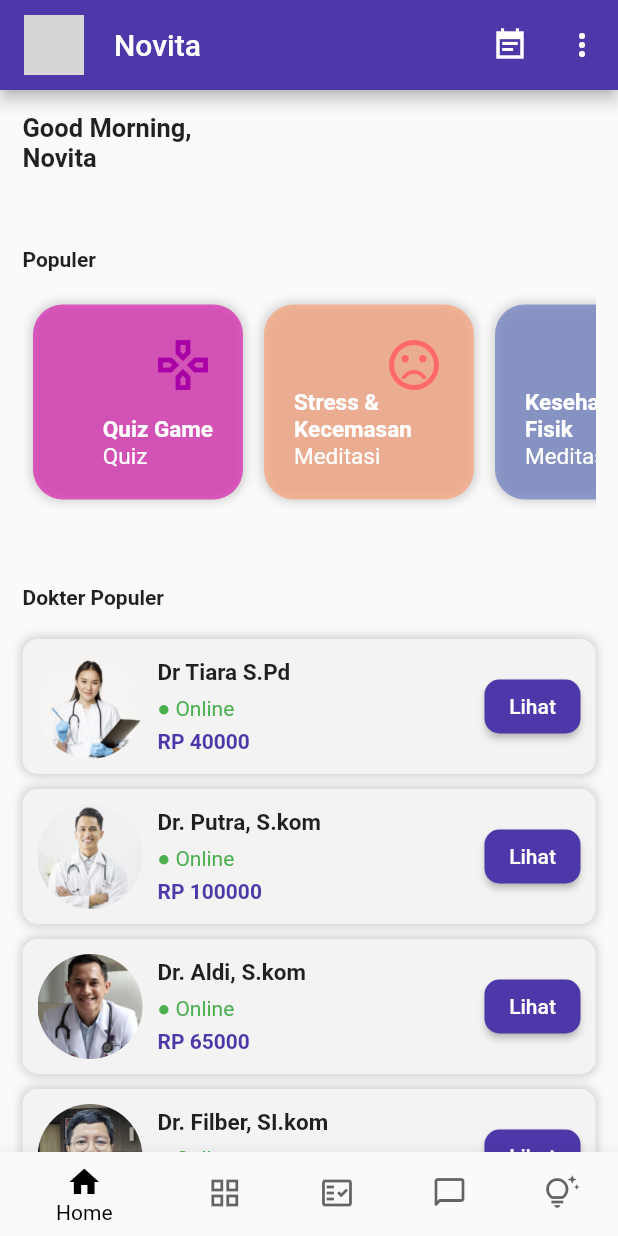
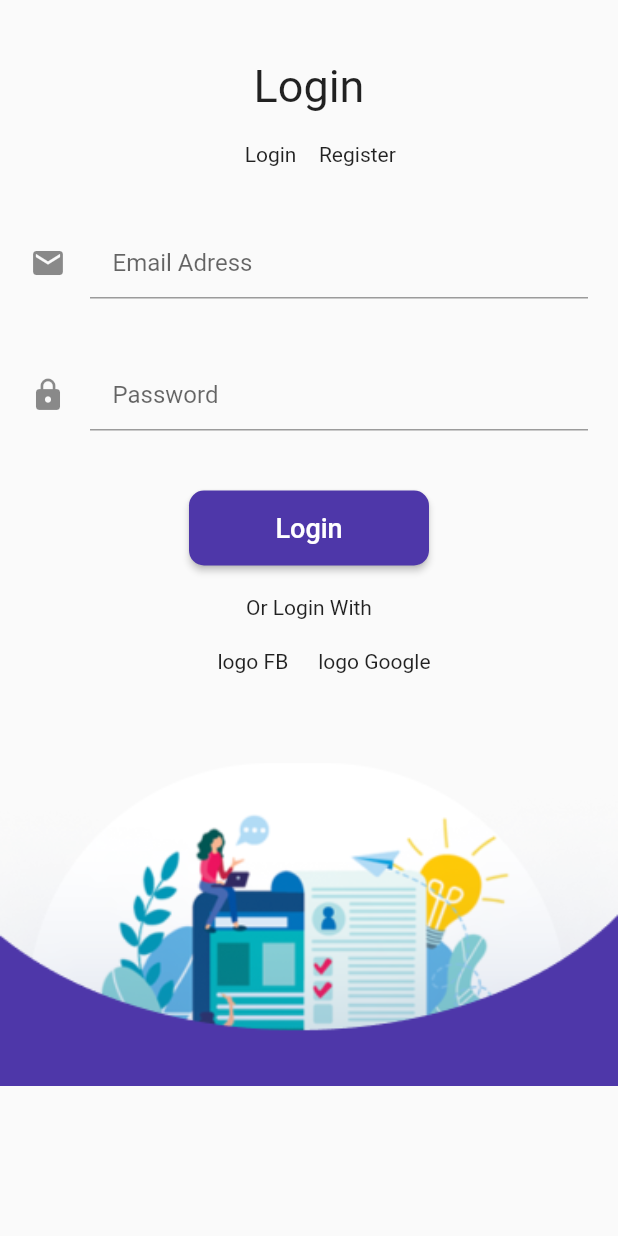
Before and after one commit to MhmmdSyahputra/Mental_Boost-App, a Flutter app: the screen it shows after launch, on a phone screen of 412 x 824 dp. Run offline on Flutter 3.47's test engine with Material 2 defaults, Android fonts, the phone set to English and light mode, and no system bars; our stand-ins replace date_time_picker; grey boxes are pictures that could not be loaded.

Commit message:
add login page

```diff
--- a/lib/main.dart
+++ b/lib/main.dart
@@ -1,5 +1,6 @@
 import 'package:flutter/material.dart';
 import 'package:mentalboost/providers/ScheduleProvider.dart';
+import 'package:mentalboost/views/ScreenLogin.dart';
 import 'package:mentalboost/views/ScreenSuccess.dart';
 import 'package:provider/provider.dart';
 import 'views/mainMenu.dart';
@@ -24,6 +25,7 @@ class MyApp extends StatelessWidget {
             theme: ThemeData(
               primaryColor: Color(0xFF4E37A9),
             ),
-            home: const BottomNavMain()));
+            // home: const BottomNavMain()));
+            home: const LoginScreen()));
   }
 }
--- a/lib/utils/data.dart
+++ b/lib/utils/data.dart
@@ -61,7 +61,7 @@ List Listdokter = [
     'namaDokter': 'Dr. Putra, S.kom',
     'spesialis': 'Psikolog',
     'manyPasien': '6809',
-    'color': Color(0xcc006d77),
+    'color': Color(0xcc895737),
     'review': '10353',
     'pengalaman': '10+',
     'biografi':
--- /dev/null
+++ b/lib/views/ScreenLogin.dart
@@ -0,0 +1,128 @@
+import 'package:flutter/material.dart';
+import 'package:flutter/src/widgets/framework.dart';
+import 'package:flutter/src/widgets/placeholder.dart';
+
+class LoginScreen extends StatefulWidget {
+  const LoginScreen({super.key});
+
+  @override
+  State<LoginScreen> createState() => _LoginScreenState();
+}
+
+class _LoginScreenState extends State<LoginScreen> {
+  @override
+  Widget build(BuildContext context) {
+    return Scaffold(
+      body: ListView(
+        children: [
+          Padding(
+            padding: EdgeInsets.only(
+              top: 40,
+            ),
+            child: Column(children: [
+              Container(
+                  child: Text(
+                'Login',
+                style: TextStyle(fontSize: 30),
+              )),
+              SizedBox(
+                height: 20,
+              ),
+              Container(
+                  child: Row(
+                mainAxisAlignment: MainAxisAlignment.center,
+                children: [
+                  Container(
+                    margin: EdgeInsets.symmetric(horizontal: 15),
+                    child: Text('Login'),
+                  ),
+                  Container(
+                    child: Text('Register'),
+                  )
+                ],
+              )),
+              SizedBox(
+                height: 20,
+              ),
+              Container(
+                  child: Padding(
+                padding:
+                    const EdgeInsets.symmetric(horizontal: 20, vertical: 20),
+                child: TextField(
+                  decoration: InputDecoration(
+                    icon: Icon(Icons.email),
+                    hintText: 'Email Adress',
+                    contentPadding:
+                        EdgeInsets.symmetric(horizontal: 15, vertical: 5),
+                  ),
+                ),
+              )),
+              Container(
+                  child: Padding(
+                padding:
+                    const EdgeInsets.symmetric(horizontal: 20, vertical: 20),
+                child: TextField(
+                  decoration: InputDecoration(
+                    icon: Icon(Icons.lock),
+                    hintText: 'Password',
+                    contentPadding:
+                        EdgeInsets.symmetric(horizontal: 15, vertical: 5),
+                  ),
+                ),
+              )),
+              Container(
+                  width: 200,
+                  height: 90,
+                  child: Padding(
+                      padding: const EdgeInsets.symmetric(
+                          horizontal: 20, vertical: 20),
+                      child: ElevatedButton(
+                        onPressed: () {},
+                        child: Text(
+                          'Login',
+                          style: TextStyle(fontSize: 18),
+                        ),
+                        style: ElevatedButton.styleFrom(
+                            shape: RoundedRectangleBorder(
+                              borderRadius: BorderRadius.circular(10),
+                            ),
+                            primary: Color(0xFF4E37A9)),
+                      ))),
+              Container(
+                  child: Padding(
+                      padding: const EdgeInsets.symmetric(
+                          horizontal: 20, vertical: 0),
+                      child: Text('Or Login With'))),
+              Container(
+                  child: Padding(
+                      padding: const EdgeInsets.symmetric(
+                          horizontal: 20, vertical: 20),
+                      child: Row(
+                        mainAxisAlignment: MainAxisAlignment.center,
+                        children: [
+                          Container(
+                            padding: EdgeInsets.symmetric(horizontal: 20),
+                            child: Text('logo FB'),
+                          ),
+                          Container(
+                            child: Text('logo Google'),
+                          ),
+                        ],
+                      ))),
+              Container(
+                  width: double.infinity,
+                  child: Padding(
+                    padding: const EdgeInsets.symmetric(vertical: 20),
+                    child: Image.asset(
+                      'assets/images/ilusration-login.png',
+                      width: double.infinity, // Menutupi seluruh lebar layar
+                      fit: BoxFit.cover,
+                    ),
+                  )),
+            ]),
+          )
+        ],
+      ),
+    );
+  }
+}
```
Also changed, not shown: assets/images/ilusration-login.png (added).
